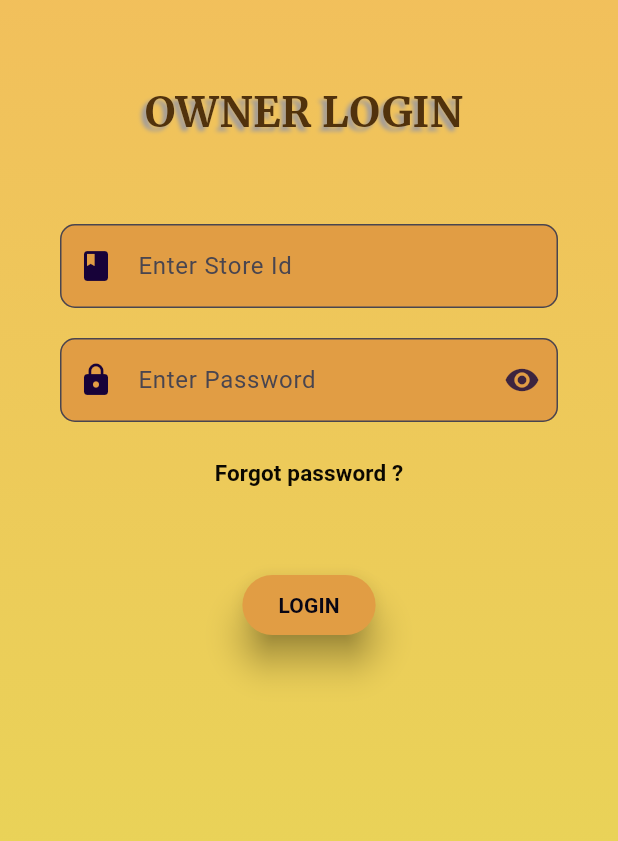
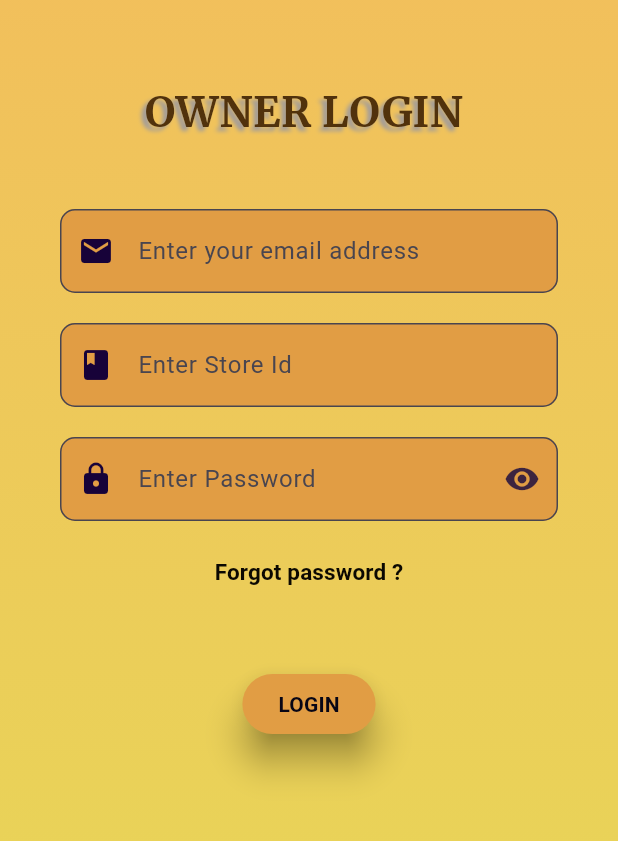
Before and after one commit to Projectmgc/erationshop, a Flutter app: the Login1_Screen screen opened directly, on a phone screen of 412 x 824 dp, the part 361-1202 px from its top. Run offline on Flutter 3.47's test engine with Material 3 defaults, Android fonts, the phone set to English and light mode, and no system bars; our stand-ins replace cloud_firestore, file_picker, firebase_auth, firebase_core, firebase_database, fl_chart and 3 more; accounts and stored records are empty.

Commit message:
some page updated

```diff
--- a/lib/main.dart
+++ b/lib/main.dart
@@ -18,7 +18,7 @@ Future<void> main() async {
     options: DefaultFirebaseOptions.currentPlatform,
 );
 
-  runApp(MaterialApp(debugShowCheckedModeBanner: false,home: OwnerHomeScreen()),);
+  runApp(MaterialApp(debugShowCheckedModeBanner: false,home: Login1_Screen()),);
 
 
 }
--- a/lib/owner/screens/login1_screen.dart
+++ b/lib/owner/screens/login1_screen.dart
@@ -1,5 +1,6 @@
 import 'package:erationshop/owner/screens/forgot1_passwrd.dart';
 import 'package:erationshop/owner/screens/otp1_screen.dart';
+import 'package:erationshop/owner/services/Owner_firebase_auth.dart';
 import 'package:flutter/material.dart';
 import 'package:flutter/services.dart';
 import 'package:google_fonts/google_fonts.dart';
@@ -13,9 +14,11 @@ class Login1_Screen extends StatefulWidget {
 
 class _Login1_ScreenState extends State<Login1_Screen> {
   final _formKey = GlobalKey<FormState>();
-  TextEditingController card_controller = TextEditingController();
+  TextEditingController shopid_controller = TextEditingController();
+  TextEditingController email_controller=TextEditingController();
   TextEditingController password_controller = TextEditingController();
   bool passwordVisible = true;
+  bool loading= false;
 
   void forgotpassword()
   {
@@ -37,6 +40,22 @@ class _Login1_ScreenState extends State<Login1_Screen> {
       ));
 
     }
+  }
+
+  void login()async{
+      setState(() {
+      loading = true; // Set loading to true while performing login
+    });
+
+        await Auth_Services().Owner_Login(
+      email: email_controller.text,
+      password: password_controller.text,
+      shopid: shopid_controller.text ,
+      context: context,
+    );
+
+    loading = false;
+
   }
 
   @override
@@ -90,10 +109,34 @@ class _Login1_ScreenState extends State<Login1_Screen> {
                   ),
                 ),
                 SizedBox(height: 45),
-
-                SizedBox(height: 10),
                 TextFormField(
-                  controller: card_controller,
+                  controller: email_controller,
+                  keyboardType: TextInputType.emailAddress,
+                  decoration: InputDecoration(
+                    border: OutlineInputBorder(
+                      borderSide: BorderSide(width: 2, color: const Color.fromARGB(255, 81, 50, 12)),
+                      borderRadius: BorderRadius.circular(10),
+                    ),
+                    hintText: "Enter your email address",
+                    filled: true,
+                    fillColor: const Color.fromARGB(255, 225, 157, 68),
+                    prefixIconColor: const Color.fromARGB(255, 23, 2, 57),
+                    prefixIcon: Icon(Icons.email),
+                  ),
+                  validator: (value) {
+                    if (value == null || value.isEmpty) {
+                      return "Please enter your email address";
+                    }
+                    final emailRegex = RegExp(r'^[^@]+@[^@]+\.[^@]+');
+                    if (!emailRegex.hasMatch(value)) {
+                      return "Please enter a valid email address";
+                    }
+                    return null;
+                  },
+                ),
+                SizedBox(height: 20),
+                TextFormField(
+                  controller: shopid_controller,
                   keyboardType: TextInputType.number,
                   inputFormatters: [FilteringTextInputFormatter.digitsOnly],
                   decoration: InputDecoration(
@@ -117,8 +160,8 @@ class _Login1_ScreenState extends State<Login1_Screen> {
                     return null;
                   },
                 ),
+
                 SizedBox(height: 20),
-
 
                 TextFormField(
                   controller: password_controller,
@@ -158,6 +201,7 @@ class _Login1_ScreenState extends State<Login1_Screen> {
                 SizedBox(height: 10,),
                 TextButton(onPressed: forgotpassword, child: Text('Forgot password ?',style:TextStyle(color: const Color.fromARGB(255, 11, 8, 1),fontSize: 15,fontWeight: FontWeight.bold))),
                 SizedBox(height: 40),
+                loading ?CircularProgressIndicator():
                 ElevatedButton(
                   style: ButtonStyle(
                     backgroundColor: WidgetStatePropertyAll(
@@ -167,7 +211,7 @@ class _Login1_ScreenState extends State<Login1_Screen> {
                     elevation: WidgetStatePropertyAll(10.0),
 
                   ),
-                  onPressed: otpverification,
+                  onPressed: login,
                   child: Text(
                     'LOGIN',
                     style: TextStyle(
--- a/lib/user/screens/login_screen.dart
+++ b/lib/user/screens/login_screen.dart
@@ -35,9 +35,7 @@ class _Login_ScreenState extends State<Login_Screen> {
       context: context,
     );
 
-    setState(() {
       loading = false; // Set loading to false after login attempt
-    });
   }
 
   void forgotpassword() {
@@ -192,6 +190,7 @@ class _Login_ScreenState extends State<Login_Screen> {
                   ),
                 ),
                 SizedBox(height: 40),
+                loading ? CircularProgressIndicator():
                 ElevatedButton(
                   style: ButtonStyle(
                     backgroundColor: WidgetStatePropertyAll(const Color.fromARGB(255, 225, 157, 68)),
--- a/pubspec.yaml
+++ b/pubspec.yaml
@@ -42,6 +42,7 @@ dependencies:
   firebase_core: ^3.8.0
   firebase_auth: ^5.3.4
   cloud_firestore: ^5.5.1
+  firebase_database: ^11.2.0
 
 dev_dependencies:
   flutter_test:
```
Also changed, not shown: lib/owner/screens/owner_profile.dart (+43 -16 lines), lib/owner/services/Owner_firebase_auth.dart (added, +71 -0 lines), lib/user/screens/user_purchase.dart (+112 -46 lines), pubspec.lock, 1 other file.
